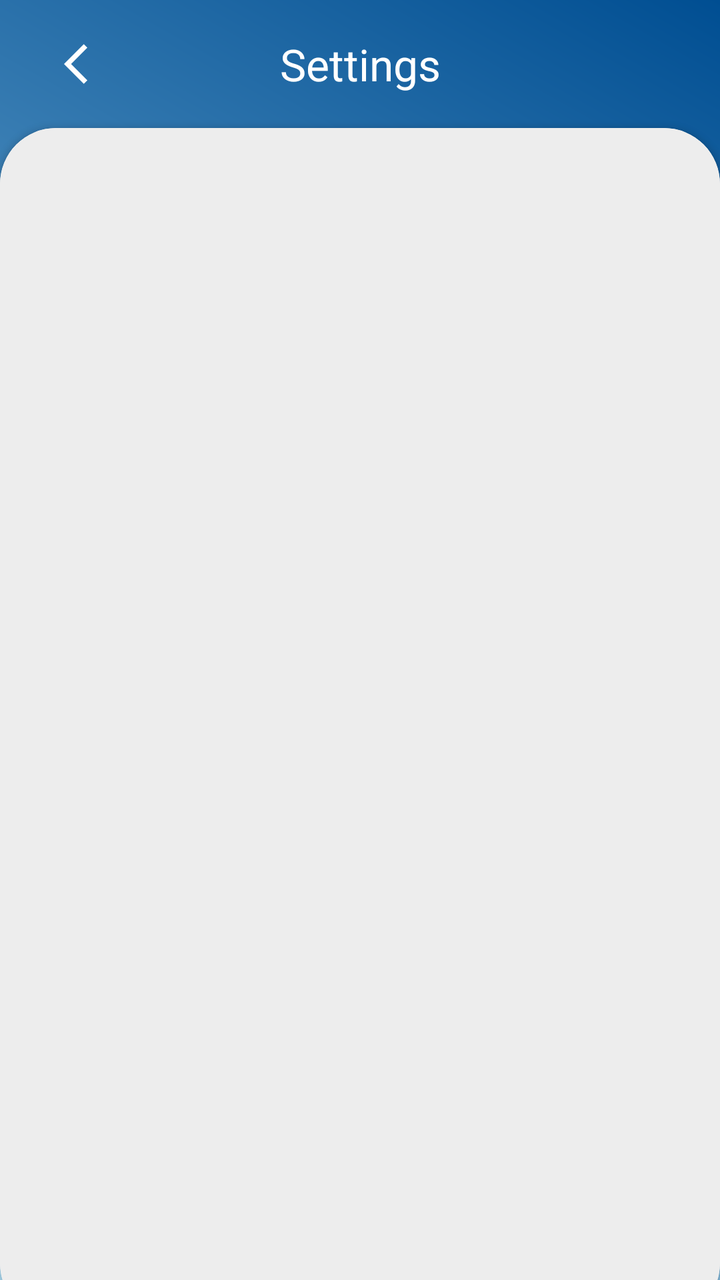
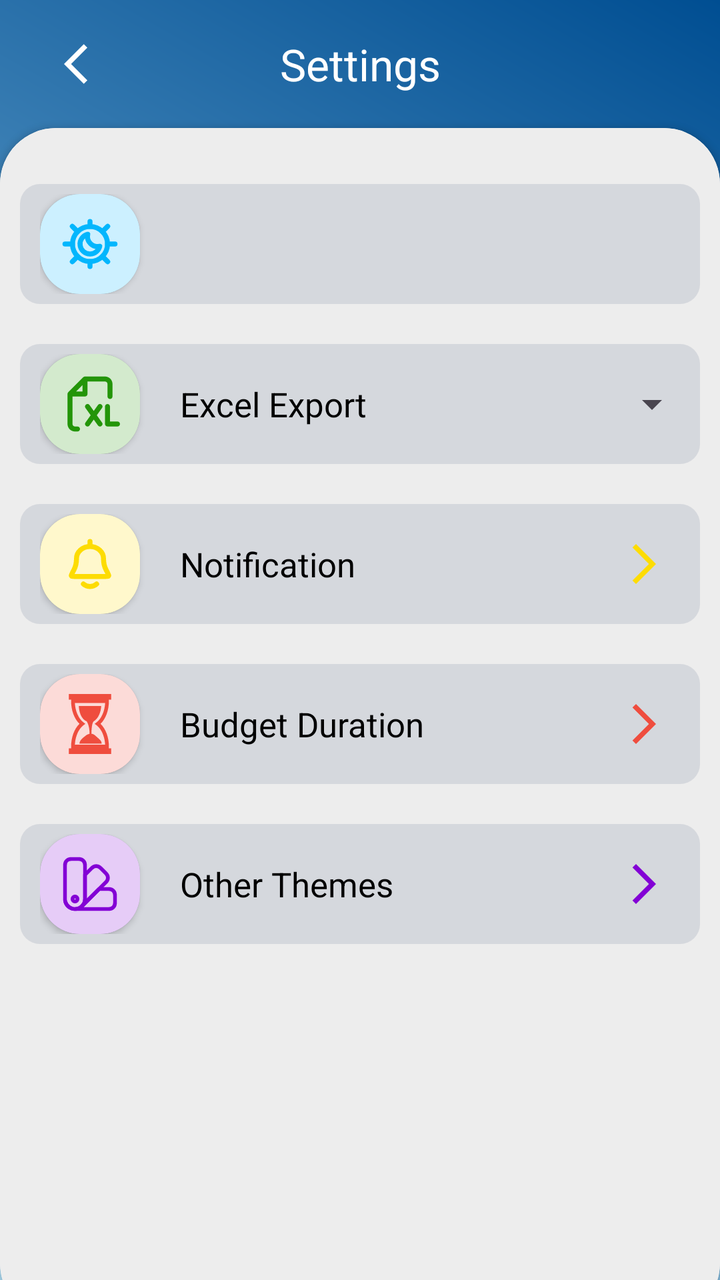

The first picture is an Android layout as it rendered before a commit; the second is the same layout after the commit. The layout source and the unified diff follow.
<!-- AndroidManifest.xml: application theme Theme.Budget_Planner -->
<!-- res/layout/page_settings.xml -->
<?xml version="1.0" encoding="utf-8"?>
<RelativeLayout xmlns:android="http://schemas.android.com/apk/res/android"
    xmlns:tools="http://schemas.android.com/tools"
    android:layout_width="match_parent"
    android:layout_height="match_parent"
    android:background="?android:attr/windowBackground"
    xmlns:app="http://schemas.android.com/apk/res-auto"
    >

    <androidx.appcompat.widget.Toolbar
        android:id="@+id/toolbar"
        android:layout_width="match_parent"
        android:layout_height="?attr/actionBarSize"
        android:titleTextColor="@color/white">

        <com.google.android.material.floatingactionbutton.FloatingActionButton
            android:id="@+id/Back"
            android:layout_width="wrap_content"
            android:layout_height="wrap_content"
            android:layout_gravity="start|center_vertical"
            android:backgroundTint="@android:color/transparent"
            android:clickable="true"
            android:src="@drawable/baseline_arrow_back_ios_24"
            android:stateListAnimator="@animator/button_state_list_animator"
            app:borderWidth="0dp"
            app:elevation="0dp"
            app:tint="@color/white" />

        <TextView
            android:layout_width="wrap_content"
            android:layout_height="wrap_content"
            android:layout_gravity="center"
            android:text="Settings"
            android:textColor="@color/white"
            android:textSize="22dp" />
    </androidx.appcompat.widget.Toolbar>

    <RelativeLayout
        android:layout_width="match_parent"
        android:layout_height="match_parent"
        android:layout_below="@id/toolbar" />

    <androidx.cardview.widget.CardView
        android:layout_width="match_parent"
        android:layout_height="wrap_content"
        android:layout_alignParentBottom="true"
        android:layout_below="@id/toolbar"
        app:cardCornerRadius="28dp"
        android:layout_marginBottom="-20dp">

        <LinearLayout
            android:layout_width="match_parent"
            android:layout_height="match_parent"
            android:orientation="vertical"
            android:padding="28dp"
            android:background="?attr/colorPrimary"></LinearLayout>

    </androidx.cardview.widget.CardView>

    <Space
        android:id="@+id/space"
        android:layout_width="match_parent"
        android:layout_height="60dp"
        android:layout_alignParentBottom="true" />
</RelativeLayout>
<!-- resources referenced by this layout -->
<resources>
  <style name="Base.Theme.Budget_Planner" parent="Theme.Material3.DayNight.NoActionBar">
          
          <item name="android:windowBackground">@drawable/backgroung_gradient</item>
          
          <item name="colorPrimary">#EDEDED</item>
          
          <item name="colorPrimaryVariant">#BBD7FF</item>
          
          <item name="colorOnPrimary">#004E92</item>
          
          <item name="android:textColor">@color/black</item>
          
          <item name="colorOnSecondary">#004E92</item>
          
          <item name="colorSecondary">#EDEDED</item>
          
          <item name="colorSecondaryVariant">#EDEDED</item>
          
          <item name="colorTertiary">#E3E3E3</item>
          
          <item name="colorOnTertiary">#1A001F54</item>
          <item name="android:drawableTint">#B3292D32</item>
  
          <item name="android:statusBarColor">#004E92</item>
      </style>
  <!-- unchanged entries left out for length: 5 -->
</resources>

<!-- the commit's change to res/layout/page_settings.xml (unified diff, before → after) -->
@@ -52,14 +52,282 @@
             android:layout_width="match_parent"
             android:layout_height="match_parent"
             android:orientation="vertical"
-            android:padding="28dp"
-            android:background="?attr/colorPrimary"></LinearLayout>
-
+            android:paddingVertical="28dp"
+            android:paddingHorizontal="10dp"
+            android:background="?attr/colorPrimary">
+
+            
+            <RelativeLayout
+                android:id="@+id/dark_theme"
+                android:layout_width="match_parent"
+                android:layout_height="60dp"
+                android:foreground="?attr/selectableItemBackground"
+                android:clickable="true"
+                android:paddingStart="10dp"
+                android:paddingVertical="5dp"
+                android:layout_marginBottom="20dp"
+                android:background="@drawable/round_listview_with_color">
+                <androidx.cardview.widget.CardView
+                    android:id="@+id/img1"
+                    android:layout_width="wrap_content"
+                    android:layout_height="wrap_content"
+                    android:layout_gravity="center"
+                    app:cardCornerRadius="20dp">
+                    <ImageView
+                        android:layout_width="50dp"
+                        android:layout_height="50dp"
+                        android:layout_gravity="center_vertical"
+                        android:src="@drawable/night_mode_svgrepo_com"
+                        android:scaleType="centerInside"
+                        app:tint="#03B6FD"
+                        android:padding="10dp"
+                        android:background="#3303B6FD"
+                        />
+                </androidx.cardview.widget.CardView>
+                <TextView
+                    android:id="@+id/theme_txt"
+                    android:layout_width="wrap_content"
+                    android:layout_height="wrap_content"
+                    android:layout_centerVertical="true"
+                    android:layout_toRightOf="@+id/img1"
+                    android:paddingStart="20dp"
+                    android:layout_gravity="center_vertical"
+                    android:textSize="17dp"/>
+
+                <com.google.android.material.floatingactionbutton.FloatingActionButton
+                    android:id="@+id/fab_theme"
+                    android:layout_width="wrap_content"
+                    android:layout_height="wrap_content"
+                    android:backgroundTint="@android:color/transparent"
+                    android:clickable="false"
+                    android:layout_centerVertical="true"
+                    android:layout_alignParentEnd="true"
+                    android:layout_marginTop="-10dp"
+                    android:stateListAnimator="@animator/button_state_list_animator"
+                    app:borderWidth="0dp"
+                    app:elevation="0dp"
+                    app:tint="#03B6FD" />
+
+            </RelativeLayout>
+
+            
+            <RelativeLayout
+                android:id="@+id/export"
+                android:layout_width="match_parent"
+                android:layout_height="60dp"
+                android:foreground="?attr/selectableItemBackground"
+                android:clickable="true"
+                android:paddingStart="10dp"
+                android:layout_marginBottom="20dp"
+                android:paddingVertical="5dp"
+                android:background="@drawable/round_listview_with_color">
+                <androidx.cardview.widget.CardView
+                    android:id="@+id/img2"
+                    android:layout_width="wrap_content"
+                    android:layout_height="wrap_content"
+                    android:layout_gravity="center"
+                    app:cardCornerRadius="20dp">
+                    <ImageView
+                        android:layout_width="50dp"
+                        android:layout_height="50dp"
+                        android:layout_gravity="center_vertical"
+                        android:src="@drawable/excel_file_svgrepo_com"
+                        android:scaleType="centerInside"
+                        app:tint="#239509"
+                        android:padding="10dp"
+                        android:background="#33239509"
+                        />
+                </androidx.cardview.widget.CardView>
+                <TextView
+                    android:layout_width="wrap_content"
+                    android:layout_height="wrap_content"
+                    android:text="Excel Export"
+                    android:layout_centerVertical="true"
+                    android:layout_toRightOf="@+id/img2"
+                    android:paddingStart="20dp"
+                    android:layout_gravity="center_vertical"
+                    android:textSize="17dp"/>
+                <Spinner
+                    android:id="@+id/dropdown_file"
+                    android:layout_width="90dp"
+                    android:layout_height="wrap_content"
+                    android:layout_centerVertical="true"
+                    android:layout_alignParentEnd="true"
+                    android:popupBackground="@drawable/round_listview_with_color"
+                    android:spinnerMode="dropdown"
+                    android:dropDownVerticalOffset="20dp"
+                    android:dropDownWidth="wrap_content"
+                    android:popupElevation="16dp"
+                    />
+
+            </RelativeLayout>
+
+            
+            <RelativeLayout
+                android:id="@+id/notification"
+                android:layout_width="match_parent"
+                android:layout_height="60dp"
+                android:foreground="?attr/selectableItemBackground"
+                android:clickable="true"
+                android:paddingStart="10dp"
+                android:layout_marginBottom="20dp"
+                android:paddingVertical="5dp"
+                android:background="@drawable/round_listview_with_color">
+                <androidx.cardview.widget.CardView
+                    android:id="@+id/img3"
+                    android:layout_width="wrap_content"
+                    android:layout_height="wrap_content"
+                    android:layout_gravity="center"
+                    app:cardCornerRadius="20dp">
+                    <ImageView
+                        android:layout_width="50dp"
+                        android:layout_height="50dp"
+                        android:layout_gravity="center_vertical"
+                        android:src="@drawable/bell_alt_svgrepo_com"
+                        android:scaleType="centerInside"
+                        app:tint="#FDDC03"
+                        android:padding="10dp"
+                        android:background="#33FDDC03"
+                        />
+                </androidx.cardview.widget.CardView>
+                <TextView
+                    android:layout_width="wrap_content"
+                    android:layout_height="wrap_content"
+                    android:text="Notification"
+                    android:layout_centerVertical="true"
+                    android:layout_toRightOf="@+id/img3"
+                    android:paddingStart="20dp"
+                    android:layout_gravity="center_vertical"
+                    android:textSize="17dp"/>
+
+                <com.google.android.material.floatingactionbutton.FloatingActionButton
+                    android:layout_width="wrap_content"
+                    android:layout_height="wrap_content"
+                    android:layout_centerVertical="true"
+                    android:layout_alignParentEnd="true"
+                    android:layout_marginTop="-10dp"
+                    android:backgroundTint="@android:color/transparent"
+                    android:clickable="false"
+                    android:src="@drawable/baseline_arrow_forward_ios_24"
+                    android:stateListAnimator="@animator/button_state_list_animator"
+                    app:borderWidth="0dp"
+                    app:elevation="0dp"
+                    app:tint="#FDDC03" />
+            </RelativeLayout>
+
+
+            
+            <RelativeLayout
+                android:id="@+id/Budget_Duration"
+                android:layout_width="match_parent"
+                android:layout_height="60dp"
+                android:foreground="?attr/selectableItemBackground"
+                android:clickable="true"
+                android:paddingStart="10dp"
+                android:layout_marginBottom="20dp"
+                android:paddingVertical="5dp"
+                android:background="@drawable/round_listview_with_color">
+                <androidx.cardview.widget.CardView
+                    android:id="@+id/img4"
+                    android:layout_width="wrap_content"
+                    android:layout_height="wrap_content"
+                    android:layout_gravity="center"
+                    app:cardCornerRadius="20dp">
+                    <ImageView
+                        android:layout_width="50dp"
+                        android:layout_height="50dp"
+                        android:layout_gravity="center_vertical"
+                        android:src="@drawable/hourglass_date_time_period_svgrepo_com"
+                        android:scaleType="centerInside"
+                        app:tint="#EF4D3E"
+                        android:padding="10dp"
+                        android:background="#33EF4D3E"
+                        />
+                </androidx.cardview.widget.CardView>
+                <TextView
+                    android:layout_width="wrap_content"
+                    android:layout_height="wrap_content"
+                    android:text="Budget Duration"
+                    android:layout_centerVertical="true"
+                    android:layout_toRightOf="@+id/img4"
+                    android:paddingStart="20dp"
+                    android:layout_gravity="center_vertical"
+                    android:textSize="17dp"/>
+                <com.google.android.material.floatingactionbutton.FloatingActionButton
+                    android:layout_width="wrap_content"
+                    android:layout_height="wrap_content"
+                    android:layout_centerVertical="true"
+                    android:layout_alignParentEnd="true"
+                    android:layout_marginTop="-10dp"
+                    android:backgroundTint="@android:color/transparent"
+                    android:clickable="false"
+                    android:src="@drawable/baseline_arrow_forward_ios_24"
+                    android:stateListAnimator="@animator/button_state_list_animator"
+                    app:borderWidth="0dp"
+                    app:elevation="0dp"
+                    app:tint="#EF4D3E" />
+
+            </RelativeLayout>
+
+
+            
+            <RelativeLayout
+                android:id="@+id/other_theme"
+                android:layout_width="match_parent"
+                android:layout_height="60dp"
+                android:foreground="?attr/selectableItemBackground"
+                android:clickable="true"
+                android:paddingStart="10dp"
+                android:layout_marginBottom="20dp"
+                android:paddingVertical="5dp"
+                android:background="@drawable/round_listview_with_color">
+                <androidx.cardview.widget.CardView
+                    android:id="@+id/img5"
+                    android:layout_width="wrap_content"
+                    android:layout_height="wrap_content"
+                    android:layout_gravity="center"
+                    app:cardCornerRadius="20dp">
+                    <ImageView
+                        android:layout_width="50dp"
+                        android:layout_height="50dp"
+                        android:layout_gravity="center_vertical"
+                        android:src="@drawable/color_swatch_svgrepo_com"
+                        android:scaleType="centerInside"
+                        app:tint="#8301D5"
+                        android:padding="10dp"
+                        android:background="#338301D5"
+                        />
+                </androidx.cardview.widget.CardView>
+                <TextView
+                    android:layout_width="wrap_content"
+                    android:layout_height="wrap_content"
+                    android:text="Other Themes"
+                    android:layout_centerVertical="true"
+                    android:layout_toRightOf="@+id/img5"
+                    android:paddingStart="20dp"
+                    android:layout_gravity="center_vertical"
+                    android:textSize="17dp"/>
+                <com.google.android.material.floatingactionbutton.FloatingActionButton
+                    android:layout_width="wrap_content"
+                    android:layout_height="wrap_content"
+                    android:layout_centerVertical="true"
+                    android:layout_alignParentEnd="true"
+                    android:layout_marginTop="-10dp"
+                    android:backgroundTint="@android:color/transparent"
+                    android:clickable="false"
+                    android:src="@drawable/baseline_arrow_forward_ios_24"
+                    android:stateListAnimator="@animator/button_state_list_animator"
+                    app:borderWidth="0dp"
+                    app:elevation="0dp"
+                    app:tint="#8301D5" />
+
+            </RelativeLayout>
+
+
+
+
+        </LinearLayout>
     </androidx.cardview.widget.CardView>
 
-    <Space
-        android:id="@+id/space"
-        android:layout_width="match_parent"
-        android:layout_height="60dp"
-        android:layout_alignParentBottom="true" />
+
 </RelativeLayout>
<!-- resource entries referenced after the edit -->
@@ -1,5 +1,57 @@
 <!-- resources referenced by this layout -->
 <resources>
+  <!-- drawable baseline_arrow_forward_ios_24 (drawable) -->
+  <vector android:autoMirrored="true" android:height="30dp"
+      android:tint="#000000" android:viewportHeight="24"
+      android:viewportWidth="24" android:width="30dp" xmlns:android="http://schemas.android.com/apk/res/android">
+      <path android:fillColor="@android:color/white" android:pathData="M6.23,20.23l1.77,1.77l10,-10l-10,-10l-1.77,1.77l8.23,8.23z"/>
+  </vector>
+  <!-- drawable bell_alt_svgrepo_com (drawable) -->
+  <vector android:height="35dp" android:viewportHeight="24"
+      android:viewportWidth="24" android:width="35dp" xmlns:android="http://schemas.android.com/apk/res/android">
+      <path android:fillColor="#00000000"
+          android:pathData="M12.001,5C13.433,5 14.807,5.506 15.819,6.406C16.832,7.306 17.401,8.527 17.401,9.8C17.401,11.769 17.846,13.244 18.423,14.328C19.161,15.713 19.529,16.406 19.509,16.564C19.485,16.749 19.454,16.8 19.303,16.907C19.173,17 18.525,17 17.231,17H6.771C5.476,17 4.829,17 4.699,16.907C4.547,16.8 4.517,16.749 4.493,16.564C4.472,16.406 4.841,15.713 5.579,14.328C6.156,13.244 6.601,11.769 6.601,9.8C6.601,8.527 7.17,7.306 8.183,6.406C9.195,5.506 10.569,5 12.001,5ZM12.001,5V3M9.355,20C10.061,20.623 10.989,21.002 12.005,21.002C13.021,21.002 13.949,20.623 14.655,20"
+          android:strokeColor="#000000" android:strokeLineCap="round"
+          android:strokeLineJoin="round" android:strokeWidth="2"/>
+  </vector>
+  <!-- drawable color_swatch_svgrepo_com: vector/xml drawable (drawable, 2403 chars, omitted) -->
+  <!-- drawable excel_file_svgrepo_com (drawable) -->
+  <vector android:height="35dp" android:viewportHeight="24"
+      android:viewportWidth="24" android:width="35dp" xmlns:android="http://schemas.android.com/apk/res/android">
+      <path android:fillColor="#000000" android:fillType="evenOdd" android:pathData="M9.293,1.293C9.48,1.105 9.735,1 10,1H18C19.657,1 21,2.343 21,4V9C21,9.552 20.552,10 20,10C19.448,10 19,9.552 19,9V4C19,3.448 18.552,3 18,3H11V8C11,8.552 10.552,9 10,9H5V20C5,20.552 5.448,21 6,21H7C7.552,21 8,21.448 8,22C8,22.552 7.552,23 7,23H6C4.343,23 3,21.657 3,20V8C3,7.735 3.105,7.48 3.293,7.293L9.293,1.293ZM6.414,7H9V4.414L6.414,7ZM19,12C19.552,12 20,12.448 20,13V19H23C23.552,19 24,19.448 24,20C24,20.552 23.552,21 23,21H19C18.448,21 18,20.552 18,20V13C18,12.448 18.448,12 19,12ZM11.814,12.419C11.493,11.969 10.868,11.865 10.419,12.186C9.969,12.507 9.865,13.132 10.186,13.581L12.271,16.5L10.186,19.419C9.865,19.868 9.969,20.493 10.419,20.814C10.868,21.135 11.493,21.031 11.814,20.581L13.5,18.221L15.186,20.581C15.507,21.031 16.132,21.135 16.581,20.814C17.031,20.493 17.135,19.868 16.814,19.419L14.729,16.5L16.814,13.581C17.135,13.132 17.031,12.507 16.581,12.186C16.132,11.865 15.507,11.969 15.186,12.419L13.5,14.78L11.814,12.419Z"/>
+  </vector>
+  <!-- drawable hourglass_date_time_period_svgrepo_com (drawable) -->
+  <vector android:height="35dp" android:viewportHeight="453.87"
+      android:viewportWidth="453.87" android:width="35dp" xmlns:android="http://schemas.android.com/apk/res/android">
+      <path android:fillColor="#000000" android:pathData="M369.82,42.79h17.74V0H66.31v42.79h17.75v11.1c0,69.72 23.86,133.66 63.15,171.59c-39.3,37.94 -63.15,101.88 -63.15,171.6v13.99H66.31v42.79h321.26v-42.79h-17.74v-13.99c0,-69.72 -23.86,-133.65 -63.15,-171.6c39.29,-37.94 63.15,-101.86 63.15,-171.59V42.79zM276.74,214.33l-14.73,11.16l14.73,11.16c36.77,27.89 61.45,84.35 64.71,146.43H112.43c3.26,-62.07 27.93,-118.53 64.71,-146.43l14.73,-11.16l-14.73,-11.16c-36.78,-27.89 -61.45,-84.34 -64.71,-146.42h229.01C338.19,129.99 313.51,186.44 276.74,214.33zM141.96,90.17h169.96c-2.46,47.14 -21.2,90.01 -49.14,111.18c0,0 -4.78,2.07 -11.17,8.47c-13.22,18.88 -13.92,87.87 -13.94,90.92c9.49,1.01 19.74,5.02 29.9,14.3c35.85,32.76 46.25,36.62 47.5,60.4H146.96c1.25,-23.77 21.65,-40.78 47.5,-60.4c0,0 12.3,-10.8 29.55,-13.79c-0.31,-0.54 -0.5,-0.91 -0.5,-0.91c0,-64.99 -21.25,-92.86 -21.25,-92.86l-15.1,-8.47C159.24,177.82 144.42,137.3 141.96,90.17z"/>
+  </vector>
+  <!-- drawable night_mode_svgrepo_com (drawable) -->
+  <vector android:height="35dp" android:viewportHeight="24"
+      android:viewportWidth="24" android:width="35dp" xmlns:android="http://schemas.android.com/apk/res/android">
+      <path android:fillColor="#00000000"
+          android:pathData="M12,19a7,7 0,1 0,0 -14,7 7,0 0,0 0,14z"
+          android:strokeColor="#000000" android:strokeLineCap="round"
+          android:strokeLineJoin="round" android:strokeWidth="2"/>
+      <path android:fillColor="#00000000"
+          android:pathData="M15.899,12.899a4,4 0,0 1,-4.797 -4.797A4.002,4.002 0,0 0,12 16c1.9,0 3.49,-1.325 3.899,-3.101z"
+          android:strokeColor="#000000" android:strokeLineCap="round"
+          android:strokeLineJoin="round" android:strokeWidth="2"/>
+      <path android:fillColor="#00000000"
+          android:pathData="M12,5V3M12,21v-2"
+          android:strokeColor="#000000" android:strokeLineCap="round"
+          android:strokeLineJoin="round" android:strokeWidth="2"/>
+      <path android:fillColor="#00000000"
+          android:pathData="M5,12H2h3zM22,12h-3,3zM16.95,7.05L19.07,4.93 16.95,7.05zM4.929,19.071L7.05,16.95 4.93,19.07zM16.95,16.95l2.121,2.121 -2.121,-2.121zM4.929,4.929L7.05,7.05 4.93,4.93z"
+          android:strokeColor="#000000" android:strokeLineCap="round"
+          android:strokeLineJoin="round" android:strokeWidth="2"/>
+  </vector>
+  <!-- drawable round_listview_with_color (drawable) -->
+  <?xml version="1.0" encoding="utf-8"?>
+  <shape xmlns:android="http://schemas.android.com/apk/res/android"
+      android:shape="rectangle">
+      <solid android:color="?attr/colorOnTertiary"/>
+      <corners android:radius="10dp"/>
+  </shape>
   <style name="Base.Theme.Budget_Planner" parent="Theme.Material3.DayNight.NoActionBar">
           
           <item name="android:windowBackground">@drawable/backgroung_gradient</item>
@@ -16,11 +68,12 @@
           
           <item name="colorSecondary">#EDEDED</item>
           
-          <item name="colorSecondaryVariant">#EDEDED</item>
+          <item name="colorSecondaryVariant">#BBD7FF</item>
           
           <item name="colorTertiary">#E3E3E3</item>
           
           <item name="colorOnTertiary">#1A001F54</item>
+  
           <item name="android:drawableTint">#B3292D32</item>
   
           <item name="android:statusBarColor">#004E92</item>
